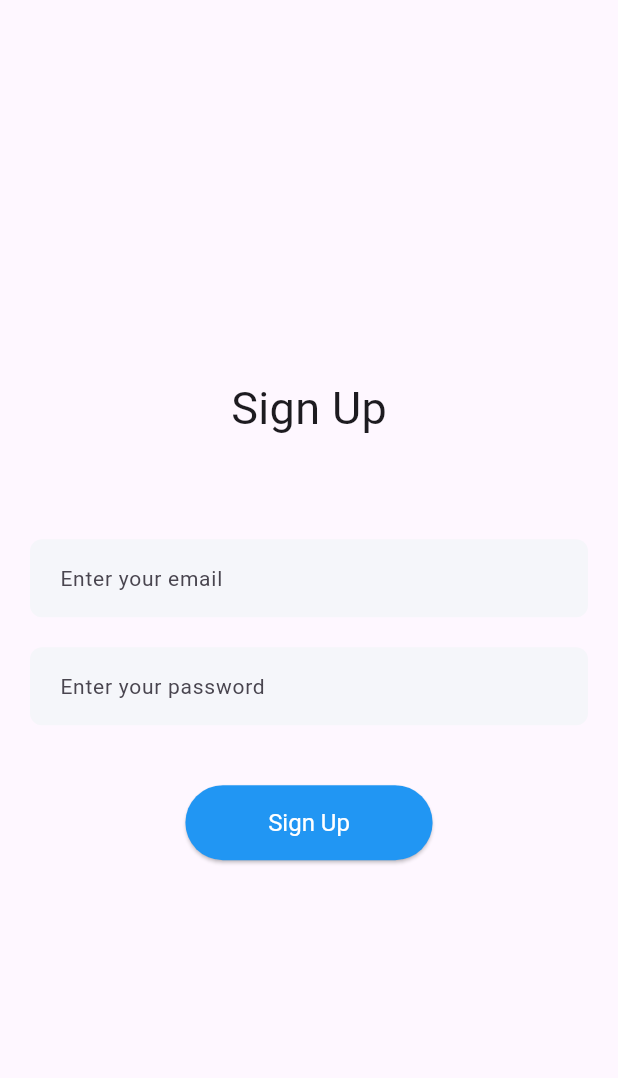
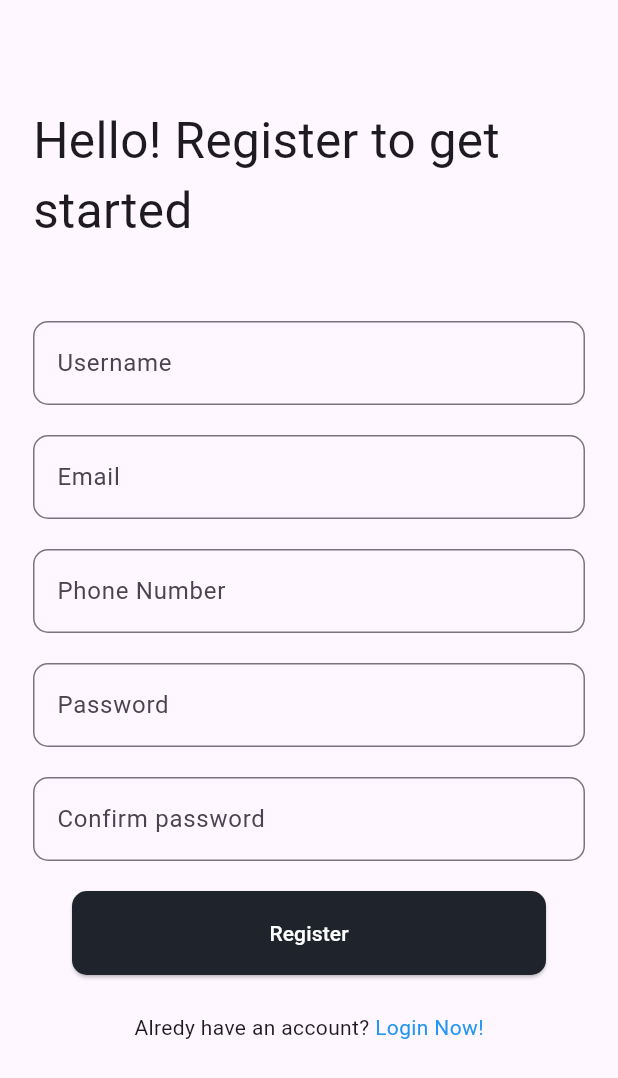
Before and after one commit to adiyuda46/rentV2, a Flutter app: the EmailPasswordSignup screen opened by its route, on a phone screen of 412 x 824 dp. Shown: the top 1078 px of the screen. Run offline on Flutter 3.47's test engine with Material 3 defaults, Android fonts, the phone set to English and light mode, and no system bars; our stand-ins replace firebase_auth, firebase_core, google_sign_in; accounts and stored records are empty.

Commit message:
login and register page

```diff
--- a/lib/screens/signup_email_password_screen.dart
+++ b/lib/screens/signup_email_password_screen.dart
@@ -1,5 +1,7 @@
 import 'package:firebase_auth_demo/services/firebase_auth_methods.dart';
+import 'package:firebase_auth_demo/shared/theme.dart';
 import 'package:firebase_auth_demo/widgets/custom_textfield.dart';
+import 'package:firebase_auth_demo/widgets/inputText.dart';
 import 'package:flutter/material.dart';
 import 'package:provider/provider.dart';
 
@@ -25,48 +27,81 @@ class _EmailPasswordSignupState extends State<EmailPasswordSignup> {
 
   @override
   Widget build(BuildContext context) {
+    final double tinggi = MediaQuery.of(context).size.height;
+    final double lebar = MediaQuery.of(context).size.width;
     return Scaffold(
-      body: Column(
-        mainAxisAlignment: MainAxisAlignment.center,
-        children: [
-          const Text(
-            "Sign Up",
-            style: TextStyle(fontSize: 30),
-          ),
-          SizedBox(height: MediaQuery.of(context).size.height * 0.08),
-          Container(
-            margin: const EdgeInsets.symmetric(horizontal: 20),
-            child: CustomTextField(
-              controller: emailController,
-              hintText: 'Enter your email',
+      body: Padding(
+        padding: const EdgeInsets.fromLTRB(22, 70, 22, 22),
+        child: Container(
+          height: tinggi,
+          width: lebar,
+          child: SingleChildScrollView(
+            keyboardDismissBehavior: ScrollViewKeyboardDismissBehavior.manual,
+            child: Column(
+              children: [
+                Text(
+                  "Hello! Register to get started",
+                  style: TextStyle(fontSize: 33),
+                ),
+                SizedBox(
+                  height: 50,
+                ),
+                InputText(hintText: "Username"),
+                SizedBox(
+                  height: 20,
+                ),
+                InputText(hintText: "Email"),
+                SizedBox(
+                  height: 20,
+                ),
+                InputText(hintText: "Phone Number"),
+                SizedBox(
+                  height: 20,
+                ),
+                InputText(hintText: "Password"),
+                SizedBox(
+                  height: 20,
+                ),
+                InputText(hintText: "Confirm password"),
+                SizedBox(
+                  height: 20,
+                ),
+                ElevatedButton(
+                  onPressed: () {
+                    Navigator.pushReplacementNamed(context, '/LoginPage');
+                  },
+                  child: Text(
+                    "Register",
+                    style: TextStyle(color: Colors.white),
+                  ),
+                  style: ElevatedButton.styleFrom(
+                    backgroundColor: PrimerBlackColor,
+                    fixedSize: Size(316, 56),
+                    shape: RoundedRectangleBorder(
+                      borderRadius: BorderRadius.circular(10),
+                    ),
+                  ),
+                ),
+                SizedBox(height: 25),
+                Row(
+                  mainAxisAlignment: MainAxisAlignment.center,
+                  children: [
+                    Text("Alredy have an account? "),
+                    InkWell(
+                      onTap: () {
+                        Navigator.pushReplacementNamed(context, '/LoginPage');
+                      },
+                      child: Text(
+                        "Login Now!",
+                        style: TextStyle(color: Colors.blue),
+                      ),
+                    ),
+                  ],
+                ),
+              ],
             ),
           ),
-          const SizedBox(height: 20),
-          Container(
-            margin: const EdgeInsets.symmetric(horizontal: 20),
-            child: CustomTextField(
-              controller: passwordController,
-              hintText: 'Enter your password',
-            ),
-          ),
-          const SizedBox(height: 40),
-          ElevatedButton(
-            onPressed: signUpUser,
-            style: ButtonStyle(
-              backgroundColor: MaterialStateProperty.all(Colors.blue),
-              textStyle: MaterialStateProperty.all(
-                const TextStyle(color: Colors.white),
-              ),
-              minimumSize: MaterialStateProperty.all(
-                Size(MediaQuery.of(context).size.width / 2.5, 50),
-              ),
-            ),
-            child: const Text(
-              "Sign Up",
-              style: TextStyle(color: Colors.white, fontSize: 16),
-            ),
-          ),
-        ],
+        ),
       ),
     );
   }
--- /dev/null
+++ b/lib/widgets/inputText.dart
@@ -0,0 +1,21 @@
+import 'package:flutter/material.dart';
+
+class InputText extends StatelessWidget {
+    final String hintText;
+  const InputText({super.key, required this.hintText});
+
+
+  @override
+
+  Widget build(BuildContext context) {
+
+    return  TextField(
+      decoration: InputDecoration(
+        hintText: hintText,
+        border: OutlineInputBorder(
+          borderRadius: BorderRadius.circular(10),
+        ),
+      ),
+    );
+  }
+}
```
Also changed, not shown: lib/screens/login_email_password_screen.dart (+68 -40 lines).
